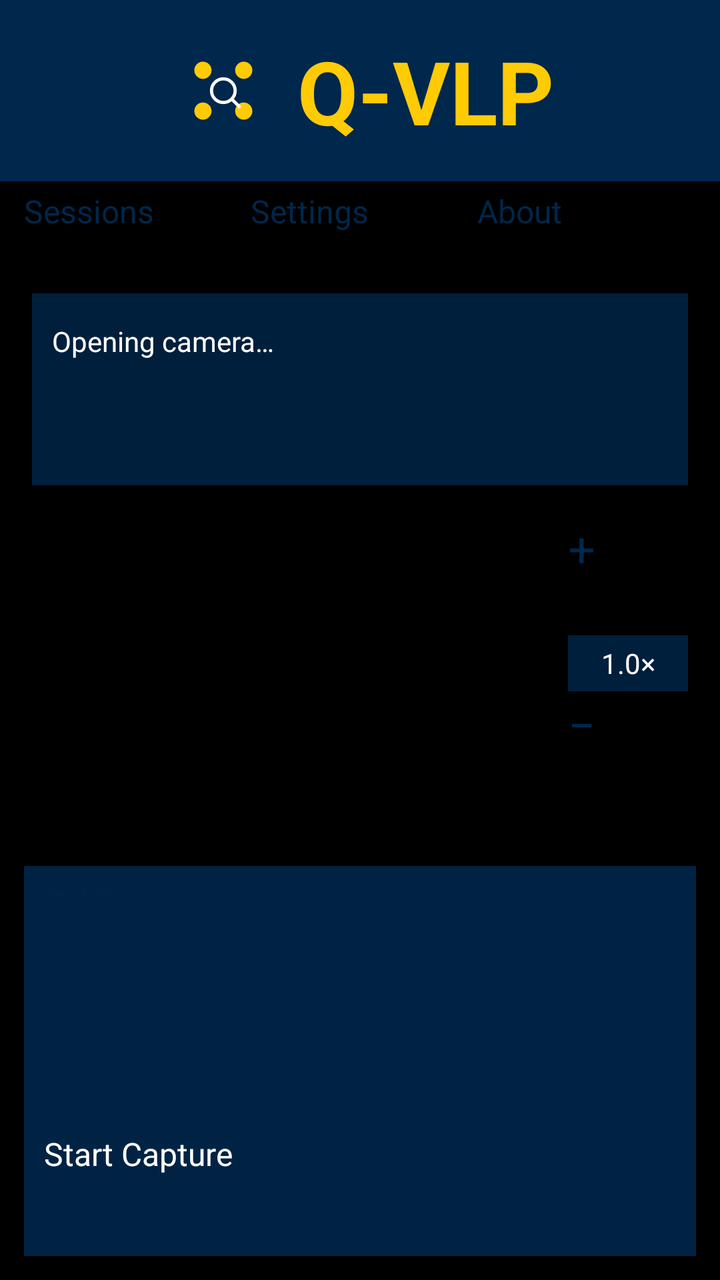
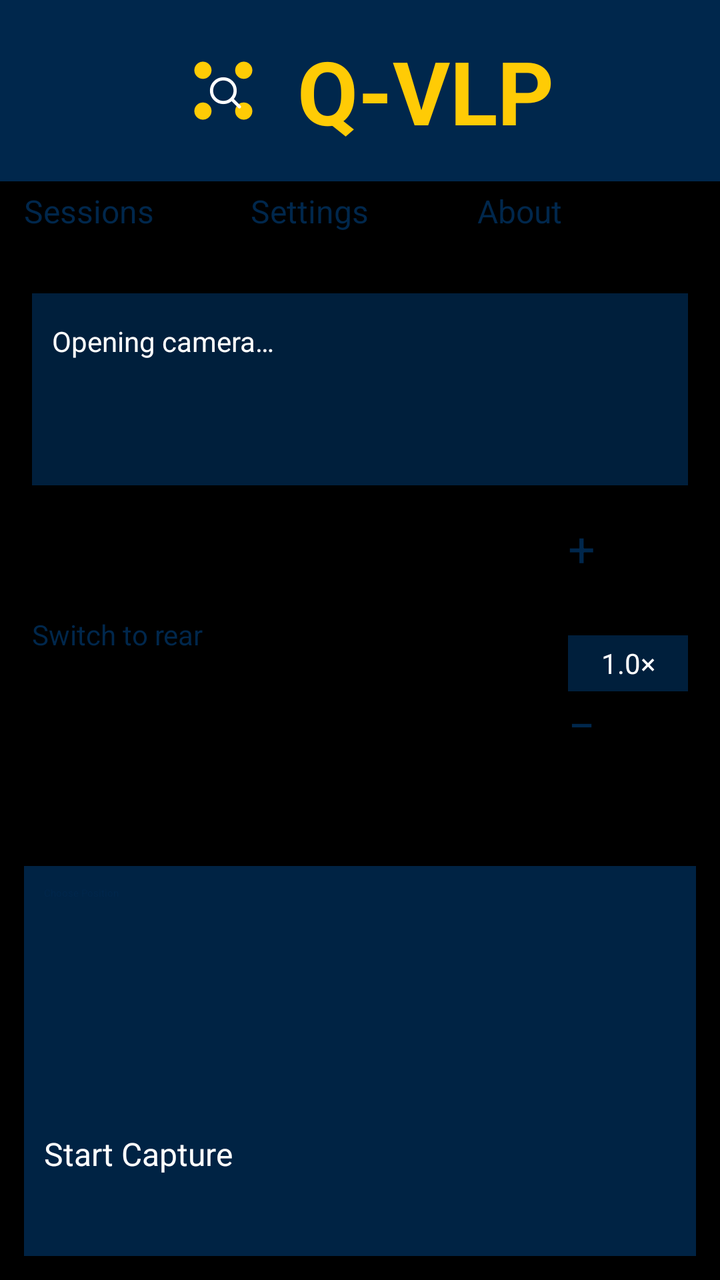

An Android layout rendered at two revisions. The XML below is the earlier revision; the diff shows what the commit changed to produce the second picture.
<!-- AndroidManifest.xml: activity theme Theme.App.Starting -->
<!-- res/layout/activity_main.xml -->
<?xml version="1.0" encoding="utf-8"?>
<FrameLayout xmlns:android="http://schemas.android.com/apk/res/android"
    android:id="@+id/preview_frame"
    android:layout_width="match_parent"
    android:layout_height="match_parent"
    android:background="@android:color/black">

    <TextureView
        android:id="@+id/viewFinder"
        android:layout_width="match_parent"
        android:layout_height="match_parent"
        android:importantForAccessibility="no" />

    
    <ScrollView
        android:layout_width="match_parent"
        android:layout_height="match_parent"
        android:fillViewport="true">
        <LinearLayout
            android:layout_width="match_parent"
            android:layout_height="wrap_content"
            android:orientation="vertical">

            <LinearLayout
                android:id="@+id/title_container"
                android:layout_width="match_parent"
                android:layout_height="wrap_content"
                android:orientation="horizontal"
                android:gravity="center"
                android:paddingVertical="16dp"
                android:paddingHorizontal="12dp"
                android:background="@color/darkBlue"
                android:elevation="4dp"
                android:focusable="true"
                android:contentDescription="@string/open_project_website"
                android:foreground="?android:attr/selectableItemBackground">
                <ImageView
                    android:layout_width="58dp"
                    android:layout_height="58dp"
                    android:src="@drawable/qvlp_icon"
                    android:scaleType="fitCenter"
                    android:importantForAccessibility="no" />
                <TextView
                    android:layout_width="wrap_content"
                    android:layout_height="wrap_content"
                    android:text="@string/app_name"
                    android:textSize="44sp"
                    android:textStyle="bold"
                    android:textColor="@color/yellow"
                    android:paddingStart="8dp"
                    android:paddingEnd="0dp" />
            </LinearLayout>

            <LinearLayout
                android:id="@+id/top_controls_container"
                android:layout_width="match_parent"
                android:layout_height="wrap_content"
                android:orientation="horizontal"
                android:gravity="center"
                android:paddingHorizontal="12dp"
                android:paddingVertical="4dp">
                <Button
                    android:id="@+id/sessionsButton"
                    android:layout_width="0dp"
                    android:layout_weight="1"
                    android:layout_height="wrap_content"
                    android:minHeight="48dp"
                    android:minWidth="0dp"
                    android:text="@string/sessions"
                    android:textAllCaps="false"
                    android:textSize="16sp"
                    android:backgroundTint="@color/yellow"
                    android:textColor="@color/darkBlue" />
                <Button
                    android:id="@+id/settingsButton"
                    android:layout_width="0dp"
                    android:layout_weight="1"
                    android:layout_height="wrap_content"
                    android:minHeight="48dp"
                    android:minWidth="0dp"
                    android:layout_marginHorizontal="4dp"
                    android:text="@string/settings"
                    android:textAllCaps="false"
                    android:textSize="16sp"
                    android:backgroundTint="@color/yellow"
                    android:textColor="@color/darkBlue" />
                <Button
                    android:id="@+id/aboutButton"
                    android:layout_width="0dp"
                    android:layout_weight="1"
                    android:layout_height="wrap_content"
                    android:minHeight="48dp"
                    android:minWidth="0dp"
                    android:text="@string/about"
                    android:textAllCaps="false"
                    android:textSize="16sp"
                    android:backgroundTint="@color/yellow"
                    android:textColor="@color/darkBlue" />
            </LinearLayout>

            <TextView
                android:id="@+id/captureStatus"
                android:layout_width="match_parent"
                android:layout_height="wrap_content"
                android:minHeight="48dp"
                android:layout_marginHorizontal="16dp"
                android:padding="10dp"
                android:gravity="center_vertical"
                android:background="#CC00274C"
                android:text="@string/camera_starting"
                android:textColor="@android:color/white"
                android:textSize="14sp"
                android:focusable="true"
                android:clickable="true"
                android:foreground="?android:attr/selectableItemBackground" />

            <TextView
                android:id="@+id/storageStatus"
                android:layout_width="match_parent"
                android:layout_height="wrap_content"
                android:minHeight="48dp"
                android:layout_marginHorizontal="16dp"
                android:padding="10dp"
                android:background="#CC00274C"
                android:textColor="@android:color/white"
                android:textSize="14sp"
                android:focusable="true"
                android:clickable="true"
                android:foreground="?android:attr/selectableItemBackground" />

            <LinearLayout
                android:layout_width="match_parent"
                android:layout_height="176dp"
                android:layout_weight="1"
                android:orientation="horizontal"
                android:gravity="end|center_vertical"
                android:paddingEnd="16dp"
                android:paddingStart="16dp">
                <LinearLayout
                    android:layout_width="60dp"
                    android:layout_height="wrap_content"
                    android:orientation="vertical"
                    android:gravity="center">
                    <Button
                        android:id="@+id/zoomInButton"
                        android:layout_width="60dp"
                        android:layout_height="60dp"
                        android:minWidth="0dp"
                        android:padding="0dp"
                        android:text="+"
                        android:textSize="24sp"
                        android:contentDescription="@string/maximize_camera"
                        android:backgroundTint="@color/yellow"
                        android:textColor="@color/darkBlue" />
                    <TextView
                        android:id="@+id/zoomLevel"
                        android:layout_width="match_parent"
                        android:layout_height="wrap_content"
                        android:minHeight="28dp"
                        android:gravity="center"
                        android:background="#CC00274C"
                        android:text="@string/default_zoom"
                        android:textColor="@android:color/white"
                        android:textSize="14sp"
                        android:accessibilityLiveRegion="polite" />
                    <Button
                        android:id="@+id/zoomOutButton"
                        android:layout_width="60dp"
                        android:layout_height="60dp"
                        android:minWidth="0dp"
                        android:padding="0dp"
                        android:text="−"
                        android:textSize="24sp"
                        android:contentDescription="@string/minimize_camera"
                        android:backgroundTint="@color/yellow"
                        android:textColor="@color/darkBlue" />
                </LinearLayout>
            </LinearLayout>

            <LinearLayout
                android:id="@+id/button_container"
                android:layout_width="match_parent"
                android:layout_height="wrap_content"
                android:orientation="vertical"
                android:gravity="center"
                android:layout_margin="12dp"
                android:padding="10dp"
                android:background="#E600274C">
                <Button
                    android:id="@+id/positionButton"
                    android:layout_width="match_parent"
                    android:layout_height="wrap_content"
                    android:minHeight="48dp"
                    android:text="@string/choose_position"
                    android:textAllCaps="false"
                    android:backgroundTint="@color/yellow"
                    android:textColor="@color/darkBlue" />
                <TextView
                    android:id="@+id/positionCoordinates"
                    android:layout_width="match_parent"
                    android:layout_height="wrap_content"
                    android:gravity="center"
                    android:padding="4dp"
                    android:textColor="@android:color/white"
                    android:textSize="14sp" />
                <TextView
                    android:id="@+id/burstStatus"
                    android:layout_width="match_parent"
                    android:layout_height="wrap_content"
                    android:minHeight="48dp"
                    android:gravity="center"
                    android:padding="6dp"
                    android:textColor="@android:color/white"
                    android:textSize="14sp"
                    android:foreground="?android:attr/selectableItemBackground"
                    android:accessibilityLiveRegion="polite" />
                <ProgressBar
                    android:id="@+id/captureProgress"
                    style="?android:attr/progressBarStyleHorizontal"
                    android:layout_width="match_parent"
                    android:layout_height="wrap_content"
                    android:visibility="gone"
                    android:progressTint="@color/yellow" />
                <Button
                    android:id="@+id/startCaptureButton"
                    android:layout_width="match_parent"
                    android:layout_height="wrap_content"
                    android:minHeight="52dp"
                    android:text="@string/start_capture"
                    android:textAllCaps="false"
                    android:textSize="16sp"
                    android:backgroundTint="@color/green"
                    android:textColor="@android:color/white" />
                <LinearLayout
                    android:id="@+id/resultActions"
                    android:layout_width="match_parent"
                    android:layout_height="wrap_content"
                    android:orientation="horizontal"
                    android:visibility="gone">
                    <Button
                        android:id="@+id/repeatCaptureButton"
                        android:layout_width="0dp"
                        android:layout_weight="1"
                        android:layout_height="wrap_content"
                        android:minHeight="48dp"
                        android:text="@string/repeat_capture"
                        android:textAllCaps="false"
                        android:backgroundTint="@color/yellow"
                        android:textColor="@color/darkBlue" />
                    <Button
                        android:id="@+id/nextPositionButton"
                        android:layout_width="0dp"
                        android:layout_weight="1"
                        android:layout_height="wrap_content"
                        android:minHeight="48dp"
                        android:layout_marginStart="4dp"
                        android:text="@string/next_position"
                        android:textAllCaps="false"
                        android:backgroundTint="@color/yellow"
                        android:textColor="@color/darkBlue" />
                </LinearLayout>
            </LinearLayout>
        </LinearLayout>
    </ScrollView>
</FrameLayout>
<!-- resources referenced by this layout -->
<resources>
  <color name="darkBlue">#00274C</color>
  <color name="green">#006600</color>
  <color name="yellow">#FFCB05</color>
  <!-- drawable qvlp_icon (drawable) -->
  <vector xmlns:android="http://schemas.android.com/apk/res/android"
      android:width="108dp" android:height="108dp"
      android:viewportWidth="108" android:viewportHeight="108">
      <path android:fillColor="#00274C" android:pathData="M0,0h108v108h-108z" />
      <path android:fillColor="#FFCB05"
          android:pathData="M35,27a8,8 0,1 0,0 16a8,8 0,1 0,0 -16M73,27a8,8 0,1 0,0 16a8,8 0,1 0,0 -16M35,65a8,8 0,1 0,0 16a8,8 0,1 0,0 -16M73,65a8,8 0,1 0,0 16a8,8 0,1 0,0 -16" />
      <path android:fillColor="#00000000" android:strokeColor="#FFFFFF"
          android:strokeWidth="3" android:strokeLineCap="round"
          android:pathData="M54,43a11,11 0,1 0,0 22a11,11 0,1 0,0 -22M62,62L69,69" />
  </vector>
  <string name="about">About</string>
  <string name="app_name">Q-VLP</string>
  <string name="camera_starting">Opening camera…</string>
  <string name="choose_position">Choose Position</string>
  <string name="default_zoom">1.0×</string>
  <string name="maximize_camera">Maximize (zoom in)</string>
  <string name="minimize_camera">Minimize (zoom out)</string>
  <string name="next_position">Next Position</string>
  <string name="open_project_website">Open Q-VLP project website</string>
  <string name="repeat_capture">Repeat</string>
  <string name="sessions">Sessions</string>
  <string name="settings">Settings</string>
  <string name="start_capture">Start Capture</string>
  <style name="Theme.App.Starting" parent="Theme.SplashScreen">
          <item name="windowSplashScreenBackground">@color/darkBlue</item>
          <item name="windowSplashScreenAnimatedIcon">@drawable/qvlp_icon</item>
          <item name="windowSplashScreenAnimationDuration">200</item>
          <item name="postSplashScreenTheme">@style/Theme.QVLP</item>
      </style>
  <style name="Theme.QVLP" parent="Base.Theme.QVLP" />
  <style name="Base.Theme.QVLP" parent="Theme.Material3.DayNight.NoActionBar">
          
          <item name="colorPrimary">@color/darkBlue</item>
          <item name="alertDialogTheme">@style/ThemeOverlay.QVLP.PreferenceDialog</item>
      </style>
  <!-- drawable dialog_surface_background (drawable) -->
  <?xml version="1.0" encoding="utf-8"?>
  <shape xmlns:android="http://schemas.android.com/apk/res/android" android:shape="rectangle">
      <solid android:color="@color/dialog_surface" />
      <corners android:radius="24dp" />
  </shape>
  <color name="dialog_surface">#F5F7FA</color>
  <color name="dialog_text_primary">#172B4D</color>
  <color name="dialog_accent">#00274C</color>
  <color name="dialog_outline">#61758A</color>
  <color name="dialog_selection">#3300274C</color>
  <color name="dialog_text_secondary">#43546A</color>
  <style name="Widget.QVLP.DialogButton" parent="Widget.AppCompat.Button.ButtonBar.AlertDialog">
          <item name="android:textColor">@color/dialog_action_text</item>
          <item name="android:textAllCaps">false</item>
          <item name="android:minHeight">48dp</item>
      </style>
  <!-- unchanged entries left out for length: 1 -->
</resources>

<!-- the commit's change to res/layout/activity_main.xml (unified diff, before → after) -->
@@ -136,6 +136,20 @@
                 android:gravity="end|center_vertical"
                 android:paddingEnd="16dp"
                 android:paddingStart="16dp">
+                <Button
+                    android:id="@+id/switchCameraButton"
+                    android:layout_width="wrap_content"
+                    android:layout_height="wrap_content"
+                    android:minHeight="48dp"
+                    android:text="@string/switch_to_rear"
+                    android:textAllCaps="false"
+                    android:textSize="14sp"
+                    android:backgroundTint="@color/yellow"
+                    android:textColor="@color/darkBlue" />
+                <View
+                    android:layout_width="0dp"
+                    android:layout_height="0dp"
+                    android:layout_weight="1" />
                 <LinearLayout
                     android:layout_width="60dp"
                     android:layout_height="wrap_content"
<!-- resource entries referenced after the edit -->
@@ -27,6 +27,7 @@
   <string name="sessions">Sessions</string>
   <string name="settings">Settings</string>
   <string name="start_capture">Start Capture</string>
+  <string name="switch_to_rear">Switch to rear</string>
   <style name="Theme.App.Starting" parent="Theme.SplashScreen">
           <item name="windowSplashScreenBackground">@color/darkBlue</item>
           <item name="windowSplashScreenAnimatedIcon">@drawable/qvlp_icon</item>
